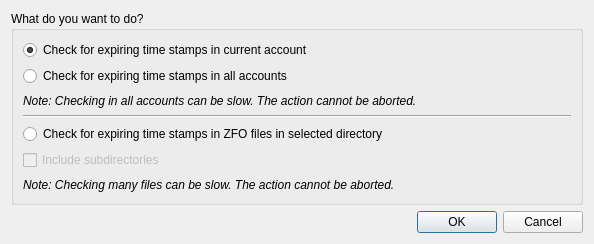
Above: src/gui/ui/dlg_timestamp_expir.ui from psakar/datovka before the change. Below: the same form after it.
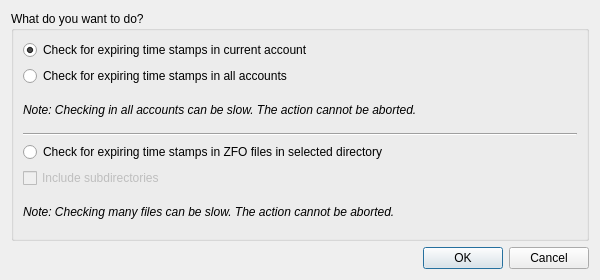
That is the form after the change.

Commit message: Set minimal size of the expiration dialogue.

Patch:
```diff
--- a/src/gui/ui/dlg_timestamp_expir.ui
+++ b/src/gui/ui/dlg_timestamp_expir.ui
@@ -6,10 +6,16 @@
    <rect>
     <x>0</x>
     <y>0</y>
-    <width>594</width>
-    <height>244</height>
+    <width>600</width>
+    <height>280</height>
    </rect>
   </property>
+  <property name="minimumSize">
+   <size>
+    <width>600</width>
+    <height>280</height>
+   </size>
+  </property>
   <property name="windowTitle">
    <string>Time stamp expiration checking</string>
   </property>
```
